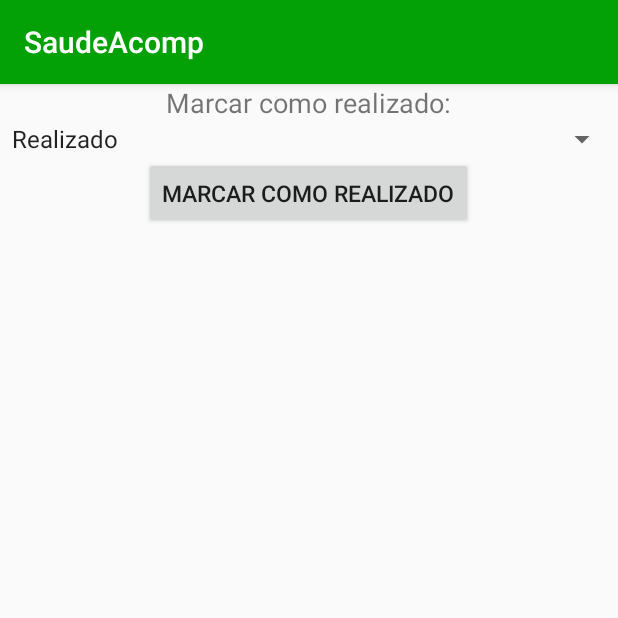
After one commit to dheysonlee99/SaudeAcomp, an Android app: the ExameStatusActivity screen opened directly, with no data from a screen before it, on a phone screen of 412 x 824 dp, the top half of it. The commit adds this screen. Run offline under Robolectric (Android 15) with nearby library versions, the phone set to English and light mode, and no system bars.

```diff
--- /dev/null
+++ b/app/src/main/java/ifpi/edu/br/saudeacomp/activities/ExameStatusActivity.java
@@ -0,0 +1,67 @@
+package ifpi.edu.br.saudeacomp.activities;
+
+import android.app.AlertDialog;
+import android.content.DialogInterface;
+import android.support.v7.app.AppCompatActivity;
+import android.os.Bundle;
+import android.view.View;
+import android.widget.Spinner;
+import android.widget.Toast;
+
+import ifpi.edu.br.saudeacomp.R;
+import ifpi.edu.br.saudeacomp.dao.ConsultaDAO;
+import ifpi.edu.br.saudeacomp.dao.DBHelper;
+import ifpi.edu.br.saudeacomp.dao.ExameDAO;
+import ifpi.edu.br.saudeacomp.modelo.Consulta;
+import ifpi.edu.br.saudeacomp.modelo.Exame;
+
+public class ExameStatusActivity extends AppCompatActivity {
+
+    private int exame_id;
+
+    @Override
+    protected void onCreate(Bundle savedInstanceState) {
+        super.onCreate(savedInstanceState);
+        setContentView(R.layout.activity_exame_status);
+
+        exame_id = getIntent().getIntExtra("exame_id",0);
+        Toast.makeText(ExameStatusActivity.this, "ID Recebido: " + exame_id, Toast.LENGTH_SHORT).show();
+
+    }
+
+    public void exameRealizadoClick(View elementoClicado){
+
+
+
+        Spinner editStatus = (Spinner)findViewById(R.id.exame_realizado);
+
+
+        String status = editStatus.getSelectedItem().toString();
+
+
+        Exame exame = new Exame();
+        exame.setStatus(status);
+        exame.setId(exame_id);
+
+        DBHelper db = new DBHelper(this);
+
+        ExameDAO dao = new ExameDAO(db);
+
+        dao.atualizarStatus(exame);
+
+
+
+        AlertDialog.Builder builder = new AlertDialog.Builder(this);
+        builder.setMessage("Status modificado  com sucesso:");
+        builder.setPositiveButton("Ok!", new DialogInterface.OnClickListener() {
+            @Override
+            public void onClick(DialogInterface dialog, int which) {
+                finish();
+            }
+        });
+
+        builder.show();
+
+
+    }
+}
--- a/app/src/main/java/ifpi/edu/br/saudeacomp/dao/ConsultaDAO.java
+++ b/app/src/main/java/ifpi/edu/br/saudeacomp/dao/ConsultaDAO.java
@@ -85,7 +85,6 @@ public class ConsultaDAO  {
     public void atualizarStatus(Consulta consulta){
         ContentValues cv = new ContentValues();
         cv.put("status",consulta.getStatus());
-        cv.put("resultado",consulta.getResultado());
         String[] args = {String.valueOf(consulta.getId())};
         this.helper.getWritableDatabase().update("Consulta",cv, "id = ?", args);
     }
--- a/app/src/main/res/layout/activity_exame.xml
+++ b/app/src/main/res/layout/activity_exame.xml
@@ -60,7 +60,7 @@
 
     <Spinner
         android:id="@+id/status_exames"
-        android:entries="@array/status"
+        android:entries="@array/statusexame"
         android:layout_width="match_parent"
         android:layout_height="wrap_content"
         android:scrollbarSize="7pt"></Spinner>
--- /dev/null
+++ b/app/src/main/res/layout/activity_exame_status.xml
@@ -0,0 +1,31 @@
+<?xml version="1.0" encoding="utf-8"?>
+<LinearLayout xmlns:android="http://schemas.android.com/apk/res/android"
+    xmlns:tools="http://schemas.android.com/tools"
+    android:layout_width="match_parent"
+    android:layout_height="match_parent"
+    tools:context="ifpi.edu.br.saudeacomp.activities.ExameStatusActivity"
+    android:orientation="vertical">
+
+    <TextView
+        android:layout_width="wrap_content"
+        android:layout_height="wrap_content"
+        android:text="Marcar como realizado:"
+        android:textSize="8pt"
+        android:layout_gravity="center_horizontal"/>
+
+    <Spinner
+        android:id="@+id/exame_realizado"
+        android:entries="@array/examerealizado"
+        android:layout_width="match_parent"
+        android:layout_height="wrap_content"
+        android:scrollbarSize="7pt"></Spinner>
+
+    <Button
+        android:onClick="exameRealizadoClick"
+        android:layout_width="wrap_content"
+        android:layout_height="wrap_content"
+        android:layout_gravity="center_horizontal"
+        android:text="marcar como realizado"
+        android:textSize="7pt"/>
+
+</LinearLayout>
--- a/app/src/main/res/values/strings.xml
+++ b/app/src/main/res/values/strings.xml
@@ -25,8 +25,8 @@
     </string-array>
 
     <string-array name="status">
+        <item>Nao Realizada</item>
         <item>Realizada</item>
-        <item>Nao Realizada</item>
     </string-array>
 
     <string-array name="taxa">
@@ -41,4 +41,15 @@
     <string-array name="mudastatus">
         <item>Realizada</item>
     </string-array>
+
+    <string-array name="statusexame">
+        <item>Nao Realizado</item>
+        <item>Realizado</item>
+    </string-array>
+
+    <string-array name="examerealizado">
+        <item>Realizado</item>
+    </string-array>
+
+
 </resources>
```
Also changed, not shown: app/src/main/AndroidManifest.xml (+12 -7 lines), app/src/main/java/ifpi/edu/br/saudeacomp/activities/ListaExameActivity.java (+18 -2 lines), app/src/main/java/ifpi/edu/br/saudeacomp/dao/ExameDAO.java (+11 -7 lines).
